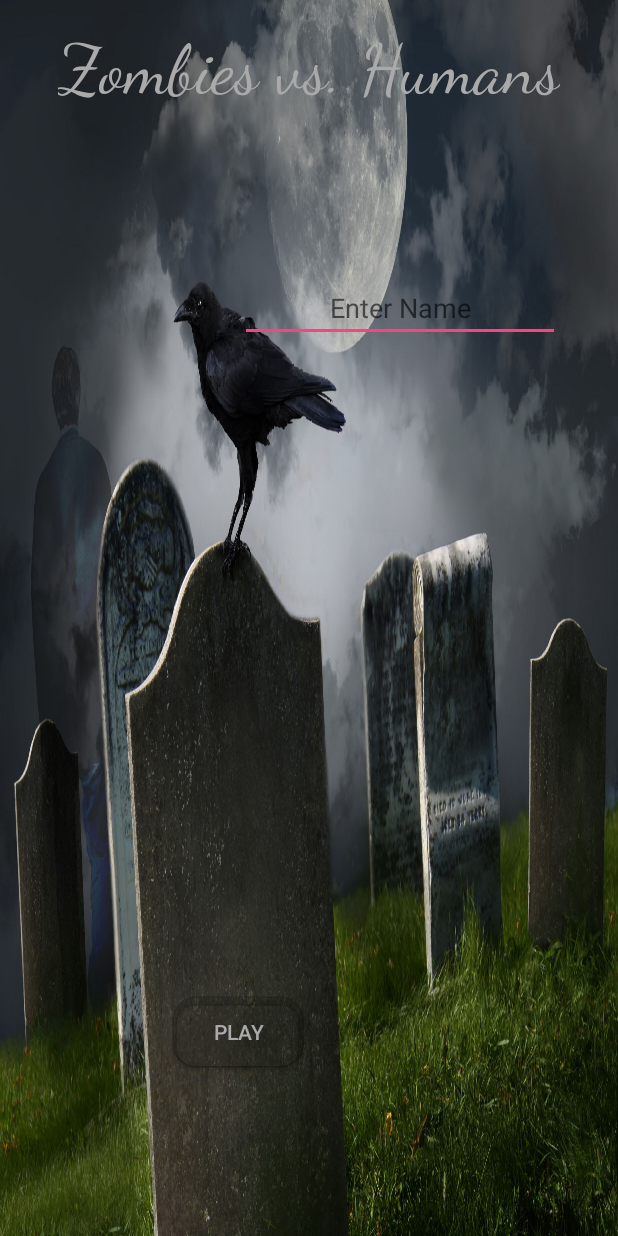
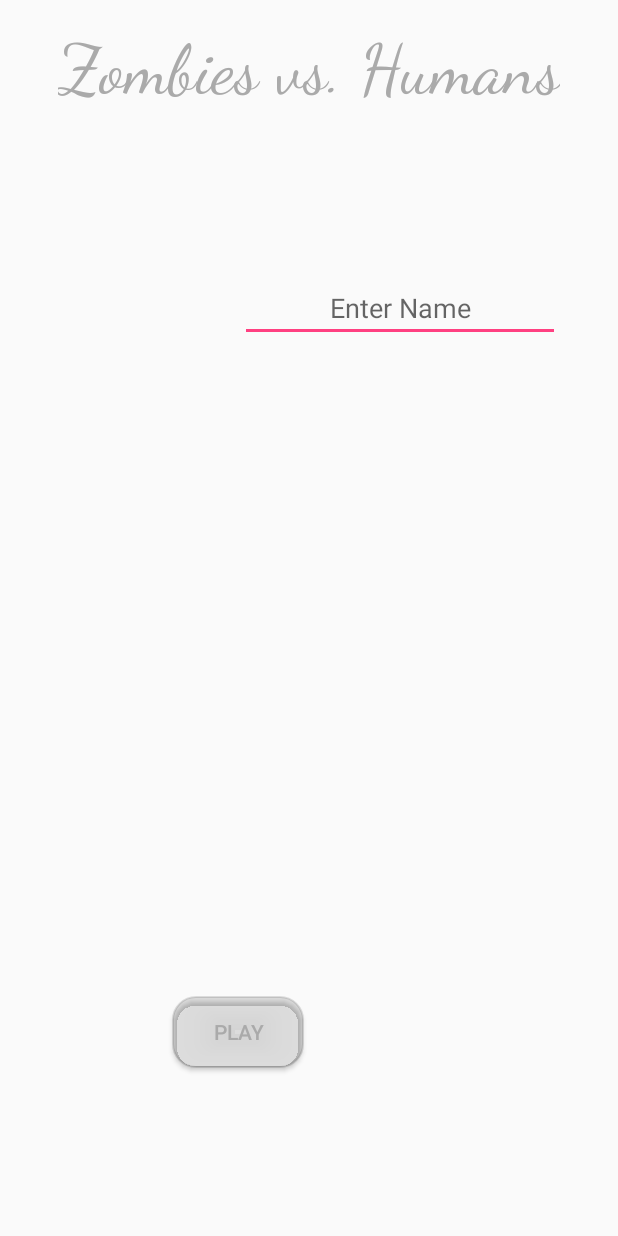
Before and after one commit to SuperCrunchTime/Zombies-vs-Humans, an Android app: the screen it shows after launch (SignuploginAct), on a phone screen of 412 x 824 dp. Run offline under Robolectric (Android 15) with nearby library versions, the phone set to English and light mode, and no system bars; libraries missing offline, so code that uses them is left out: com.androidnetworking, com.androidnetworking.error, com.androidnetworking.interfaces; 1 statement that could not run was skipped.

Commit message:
Fixes userplayeritem not having name. Removes SignupLoginAct's background until further editing is done on it (Gets file too big error).

```diff
--- a/Zombies-vs-Humans/app/src/main/java/com/example/mangaramu/zombies_vs_humans/GameActivity.java
+++ b/Zombies-vs-Humans/app/src/main/java/com/example/mangaramu/zombies_vs_humans/GameActivity.java
@@ -135,7 +135,7 @@ public class GameActivity extends FragmentActivity implements OnMapReadyCallback
     @Override
     protected void onCreate(Bundle savedInstanceState) {// should only get called once because the requested orientation is portrait
         LINK = getResources().getString(R.string.URL);
-        gameusers.put(getIntent().getStringExtra("Username"), new PlayerItem()); //sets the username to their playeritem, the first item in gameusers should be the player themselves
+        gameusers.put(getIntent().getStringExtra("Username"), new PlayerItem(getIntent().getStringExtra("Username"),null,null,null)); //sets the username to their playeritem, the first item in gameusers should be the player themselves
         datagame = new PullGamedatathread(gameusers, peopleupdate, LINK);
 
         setRequestedOrientation(ActivityInfo.SCREEN_ORIENTATION_PORTRAIT);// set the app to always be in portrait mode .
--- a/Zombies-vs-Humans/app/src/main/java/com/example/mangaramu/zombies_vs_humans/Model/PlayerItem.java
+++ b/Zombies-vs-Humans/app/src/main/java/com/example/mangaramu/zombies_vs_humans/Model/PlayerItem.java
@@ -1,6 +1,7 @@
 package com.example.mangaramu.zombies_vs_humans.Model;
 
 import android.location.Location;
+import android.support.annotation.Nullable;
 
 import com.google.android.gms.maps.model.LatLng;
 
@@ -14,7 +15,7 @@ public class PlayerItem {
     Double longi;
     String HuorZomb; // should be either nuull, Human, or Zombie
 
-    public PlayerItem(String playername, Double latt, Double longi, String huorZomb) {
+    public PlayerItem(@Nullable String playername, @Nullable Double latt, @Nullable Double longi, @Nullable String huorZomb) {
         Playername = playername;
         this.latt = latt;
         this.longi = longi;
--- a/Zombies-vs-Humans/app/src/main/java/com/example/mangaramu/zombies_vs_humans/PullGamedatathread.java
+++ b/Zombies-vs-Humans/app/src/main/java/com/example/mangaramu/zombies_vs_humans/PullGamedatathread.java
@@ -5,6 +5,7 @@ import android.os.Handler;
 import android.os.Message;
 import android.os.SystemClock;
 import android.provider.Settings;
+import android.support.annotation.Nullable;
 import android.util.ArrayMap;
 
 import com.androidnetworking.AndroidNetworking;
--- a/Zombies-vs-Humans/app/src/main/res/layout/signuplog.xml
+++ b/Zombies-vs-Humans/app/src/main/res/layout/signuplog.xml
@@ -3,9 +3,11 @@
     xmlns:tools="http://schemas.android.com/tools"
     android:layout_width="match_parent"
     android:layout_height="match_parent"
-    android:background="@drawable/loginBackground"
+
 
     tools:context="com.example.mangaramu.zombies_vs_humans.GameActivity">
+
+    <!--android:background="@drawable/loginbackground"-->
 
     <TextView
         android:id="@+id/something"
```
Also changed, not shown: Zombies-vs-Humans/app/src/main/res/drawable/loginbackground.jpg (renamed from Zombies-vs-Humans/app/src/main/res/drawable/loginBackground.jpg).
